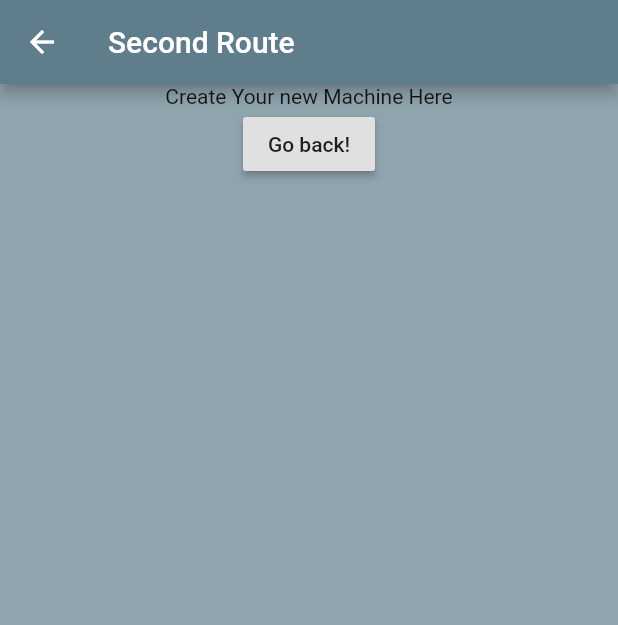
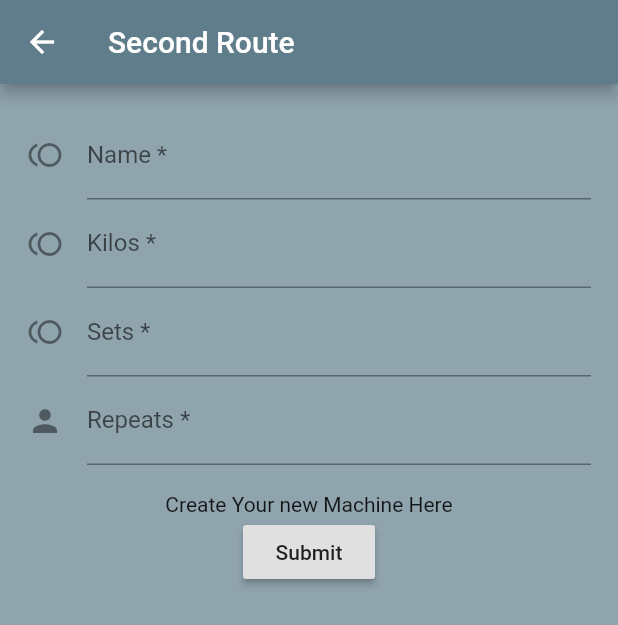
Before and after one commit to CarlosReyesM/gymcontrol, a Flutter app: the AddMachine screen opened directly, on a phone screen of 412 x 824 dp. Shown: the top 625 px of the screen. Run offline on Flutter 3.47's test engine with Material 2 defaults, Android fonts, the phone set to English and light mode, and no system bars; our stand-ins replace cloud_firestore; accounts and stored records are empty.

```diff
--- a/lib/addMachine.dart
+++ b/lib/addMachine.dart
@@ -1,6 +1,17 @@
 import 'package:flutter/material.dart';
 
-class AddMachine extends StatelessWidget {
+class AddMachine extends StatefulWidget {
+  @override
+  AddMachineState createState() {
+    return AddMachineState();
+  }
+}
+
+class AddMachineState extends State<AddMachine> {
+  final _formKey = GlobalKey<FormState>();
+  final _formKey2 = GlobalKey<FormState>();
+  final _formKey3 = GlobalKey<FormState>();
+  final _formKey4 = GlobalKey<FormState>();
   @override
   Widget build(BuildContext context) {
     return Scaffold(
@@ -9,13 +20,85 @@ class AddMachine extends StatelessWidget {
         title: Text("Second Route"),
       ),
       body: Column(children: <Widget>[
+        Column(
+          children: <Widget>[
+            Center(
+                child: Padding(
+                  padding: EdgeInsets.all(18.0),
+                  child: Form(
+                    key: _formKey,
+                    child: Column(
+                      children: <Widget>[
+                        TextFormField(
+                          decoration: const InputDecoration(
+                            icon: Icon(Icons.toll),
+                            hintText: 'What is the machine name?',
+                            labelText: 'Name *',
+                          ),
+                          validator: (value) {
+                            if (value.isEmpty) {
+                              return 'Please enter some text';
+                            }
+                            print(value);
+                            return null;
+                          },
+                        ),
+                        TextFormField(
+                          decoration: const InputDecoration(
+                            icon: Icon(Icons.toll),
+                            hintText: 'How many kilos?',
+                            labelText: 'Kilos *',
+                          ),
+                          validator: (value) {
+                            if (value.isEmpty) {
+                              return 'Please enter some text';
+                            }
+                            print(value);
+                            return null;
+                          },
+                        ),
+                        TextFormField(
+                          decoration: const InputDecoration(
+                            icon: Icon(Icons.toll),
+                            hintText: 'How many sets?',
+                            labelText: 'Sets *',
+                          ),
+                          validator: (value) {
+                            if (value.isEmpty) {
+                              return 'Please enter some text';
+                            }
+                            print(value);
+                            return null;
+                          },
+                        ),
+                        TextFormField(
+                          decoration: const InputDecoration(
+                            icon: Icon(Icons.person),
+                            hintText: 'How many repeats?',
+                            labelText: 'Repeats *',
+                          ),
+                          validator: (value) {
+                            if (value.isEmpty) {
+                              return 'Please enter some text';
+                            }
+                            print(value);
+                            return null;
+                          },
+                        )
+                      ],
+                    )))),
+          ],
+        ),
         Text('Create Your new Machine Here'),
         Center(
             child: RaisedButton(
           onPressed: () {
-            Navigator.pop(context);
+            if (_formKey.currentState.validate()) {
+              print(_formKey.currentState);
+            }
+            // Navigator.pop(context);
           },
-          child: Text('Go back!'),
+          child: Text('Submit'),
         )),
       ]),
     );
```
